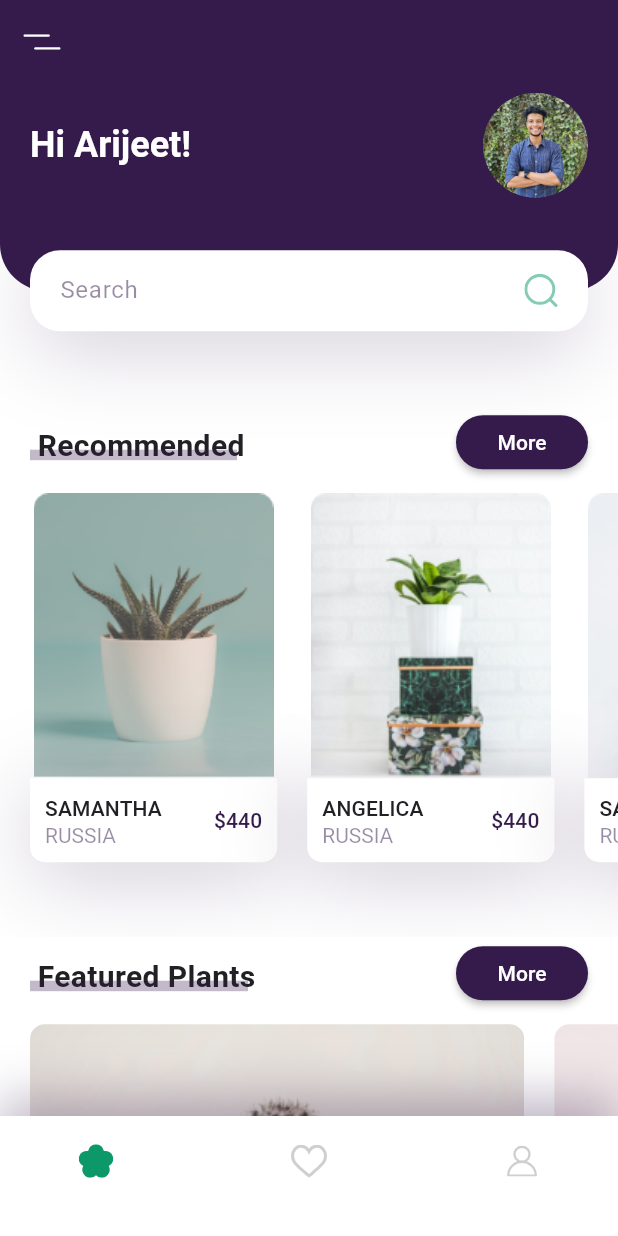
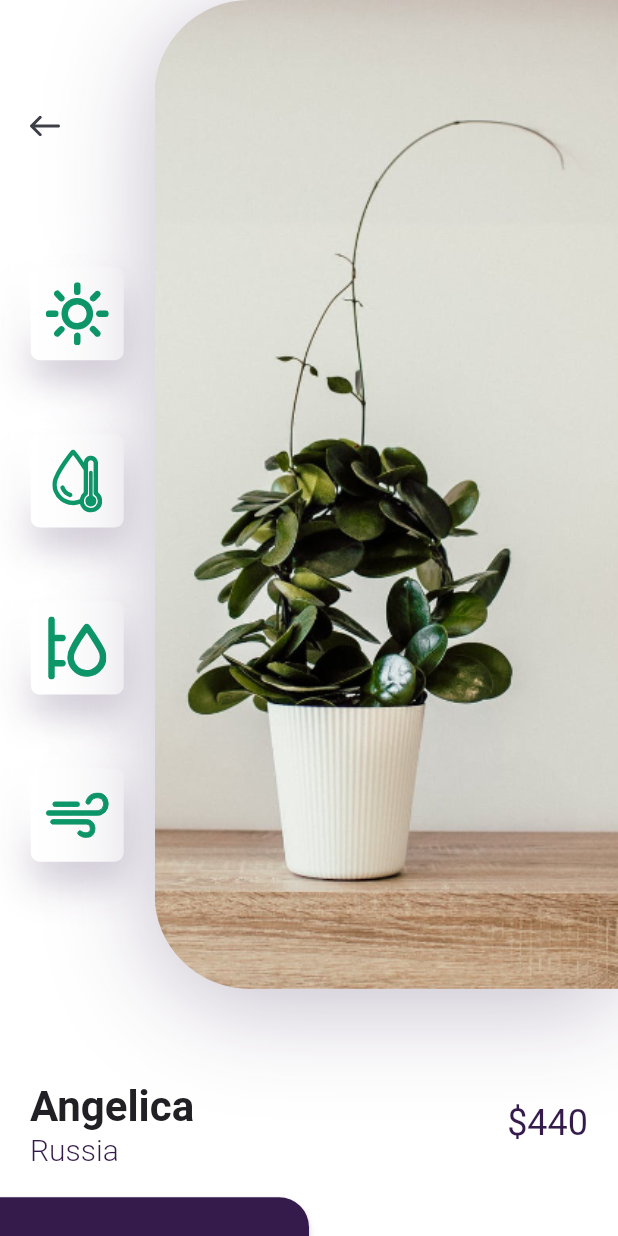
Before and after one commit to rishirizz/sporthub, a Flutter app: the screen it shows after launch, after a tap on an icon or button, on a phone screen of 412 x 824 dp. Run offline on Flutter 3.47's test engine with Material 3 defaults, Android fonts, the phone set to English and light mode, and no system bars; our stand-ins replace flutter_svg.

Commit message:
Added details page.

```diff
--- /dev/null
+++ b/lib/components/icon_card.dart
@@ -0,0 +1,42 @@
+import 'package:flutter/material.dart';
+import 'package:flutter_svg/flutter_svg.dart';
+
+import '../constants/constants.dart';
+
+
+class IconCard extends StatelessWidget {
+  const IconCard({
+    Key? key,
+   required this.icon,
+  }) : super(key: key);
+
+  final String icon;
+
+  @override
+  Widget build(BuildContext context) {
+    Size size = MediaQuery.of(context).size;
+    return Container(
+      margin: EdgeInsets.symmetric(vertical: size.height * 0.03),
+      padding: const EdgeInsets.all(kDefaultPadding / 2),
+      height: 62,
+      width: 62,
+      decoration: BoxDecoration(
+        color: kBackgroundColor,
+        borderRadius: BorderRadius.circular(6),
+        boxShadow: [
+          BoxShadow(
+            offset: const Offset(0, 15),
+            blurRadius: 22,
+            color: kPrimaryColor.withOpacity(0.22),
+          ),
+          const BoxShadow(
+            offset: Offset(-15, -15),
+            blurRadius: 20,
+            color: Colors.white,
+          ),
+        ],
+      ),
+      child: SvgPicture.asset(icon),
+    );
+  }
+}
--- /dev/null
+++ b/lib/components/image_and_icons.dart
@@ -0,0 +1,76 @@
+import 'package:flutter/material.dart';
+import 'package:flutter_svg/flutter_svg.dart';
+import 'package:sporthub/components/icon_card.dart';
+
+import '../constants/constants.dart';
+
+class ImageAndIcons extends StatelessWidget {
+  const ImageAndIcons({
+    Key? key,
+    required this.size,
+  }) : super(key: key);
+
+  final Size size;
+
+  @override
+  Widget build(BuildContext context) {
+    return Padding(
+      padding: const EdgeInsets.only(bottom: kDefaultPadding * 3),
+      child: SizedBox(
+        height: size.height * 0.8,
+        child: Row(
+          children: <Widget>[
+            Expanded(
+              child: Padding(
+                padding:
+                    const EdgeInsets.symmetric(vertical: kDefaultPadding * 3),
+                child: Column(
+                  children: <Widget>[
+                    Align(
+                      alignment: Alignment.topLeft,
+                      child: IconButton(
+                        padding: const EdgeInsets.symmetric(
+                            horizontal: kDefaultPadding),
+                        icon: SvgPicture.asset("assets/icons/back_arrow.svg"),
+                        onPressed: () {
+                          Navigator.pop(context);
+                        },
+                      ),
+                    ),
+                    const Spacer(),
+                    const IconCard(icon: 'assets/icons/sun.svg'),
+                    const IconCard(icon: 'assets/icons/icon_2.svg'),
+                    const IconCard(icon: 'assets/icons/icon_3.svg'),
+                    const IconCard(icon: 'assets/icons/icon_4.svg'),
+                  ],
+                ),
+              ),
+            ),
+            Container(
+              height: size.height * 0.8,
+              width: size.width * 0.75,
+              decoration: BoxDecoration(
+                borderRadius: const BorderRadius.only(
+                  topLeft: Radius.circular(63),
+                  bottomLeft: Radius.circular(63),
+                ),
+                boxShadow: [
+                  BoxShadow(
+                    offset: const Offset(0, 10),
+                    blurRadius: 60,
+                    color: kPrimaryColor.withOpacity(0.29),
+                  ),
+                ],
+                image: const DecorationImage(
+                  alignment: Alignment.centerLeft,
+                  fit: BoxFit.cover,
+                  image: AssetImage('assets/images/img.png'),
+                ),
+              ),
+            ),
+          ],
+        ),
+      ),
+    );
+  }
+}
--- a/lib/components/recommended_plants.dart
+++ b/lib/components/recommended_plants.dart
@@ -1,4 +1,5 @@
 import 'package:flutter/material.dart';
+import 'package:sporthub/details/details_page.dart';
 
 import '../constants/constants.dart';
 
@@ -19,12 +20,12 @@ class RecomendsPlants extends StatelessWidget {
             country: "Russia",
             price: 440,
             press: () {
-              // Navigator.push(
-              //   context,
-              //   MaterialPageRoute(
-              //     builder: (context) => DetailsScreen(),
-              //   ),
-              // );
+              Navigator.push(
+                context,
+                MaterialPageRoute(
+                  builder: (context) => const DetailsPage(),
+                ),
+              );
             },
           ),
           RecomendPlantCard(
@@ -33,12 +34,12 @@ class RecomendsPlants extends StatelessWidget {
             country: "Russia",
             price: 440,
             press: () {
-              // Navigator.push(
-              //   context,
-              //   MaterialPageRoute(
-              //     builder: (context) => DetailsScreen(),
-              //   ),
-              // );
+              Navigator.push(
+                context,
+                MaterialPageRoute(
+                  builder: (context) => const DetailsPage(),
+                ),
+              );
             },
           ),
           RecomendPlantCard(
--- /dev/null
+++ b/lib/components/title_and_price.dart
@@ -0,0 +1,55 @@
+import 'package:flutter/material.dart';
+
+import '../constants/constants.dart';
+
+class TitleAndPrice extends StatelessWidget {
+  const TitleAndPrice({
+    Key? key,
+    required this.title,
+    required this.country,
+    required this.price,
+  }) : super(key: key);
+
+  final String title, country;
+  final int price;
+
+  @override
+  Widget build(BuildContext context) {
+    return Padding(
+      padding: const EdgeInsets.symmetric(horizontal: kDefaultPadding),
+      child: Row(
+        children: <Widget>[
+          RichText(
+            text: TextSpan(
+              children: [
+                TextSpan(
+                  text: "$title\n",
+                  style: Theme.of(context)
+                      .textTheme
+                      .headlineMedium!
+                      .copyWith(color: kTextColor, fontWeight: FontWeight.bold),
+                ),
+                TextSpan(
+                  text: country,
+                  style: const TextStyle(
+                    fontSize: 20,
+                    color: kPrimaryColor,
+                    fontWeight: FontWeight.w300,
+                  ),
+                ),
+              ],
+            ),
+          ),
+          const Spacer(),
+          Text(
+            "\$$price",
+            style: Theme.of(context)
+                .textTheme
+                .headlineSmall!
+                .copyWith(color: kPrimaryColor),
+          )
+        ],
+      ),
+    );
+  }
+}
--- /dev/null
+++ b/lib/details/details_page.dart
@@ -0,0 +1,57 @@
+import 'package:flutter/material.dart';
+
+import '../components/image_and_icons.dart';
+import '../components/title_and_price.dart';
+import '../constants/constants.dart';
+
+class DetailsPage extends StatelessWidget {
+  const DetailsPage({super.key});
+
+  @override
+  Widget build(BuildContext context) {
+    Size size = MediaQuery.of(context).size;
+    return SingleChildScrollView(
+      child: Column(
+        children: <Widget>[
+          ImageAndIcons(size: size),
+          const TitleAndPrice(
+            title: 'Angelica',
+            country: 'Russia',
+            price: 440,
+          ),
+          const SizedBox(height: kDefaultPadding),
+          Row(
+            children: <Widget>[
+              SizedBox(
+                width: size.width / 2,
+                height: 84,
+                child: MaterialButton(
+                  shape: const RoundedRectangleBorder(
+                    borderRadius: BorderRadius.only(
+                      topRight: Radius.circular(20),
+                    ),
+                  ),
+                  color: kPrimaryColor,
+                  onPressed: () {},
+                  child: const Text(
+                    'Buy Now',
+                    style: TextStyle(
+                      color: Colors.white,
+                      fontSize: 16,
+                    ),
+                  ),
+                ),
+              ),
+              Expanded(
+                child: MaterialButton(
+                  onPressed: () {},
+                  child: const Text('Description'),
+                ),
+              ),
+            ],
+          ),
+        ],
+      ),
+    );
+  }
+}
```
